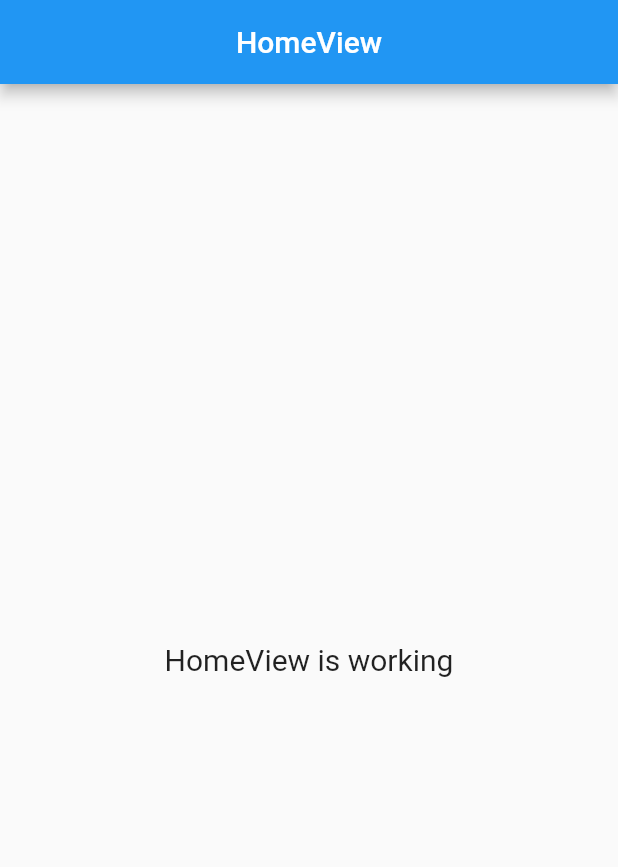
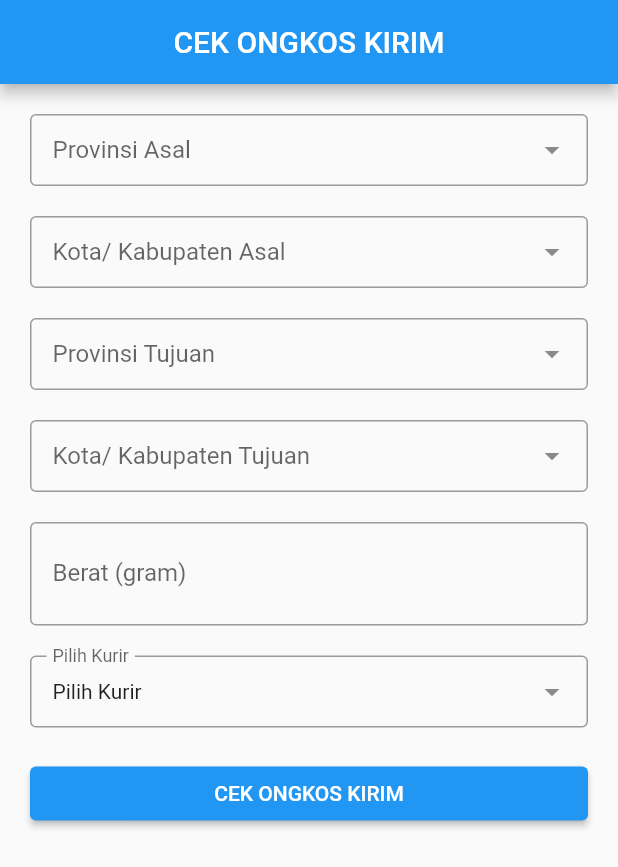
Before and after one commit to syafrialzulmi/flutter_ongkir, a Flutter app: the screen it shows after launch, on a phone screen of 412 x 824 dp. Shown: the top 867 px of the screen. Run offline on Flutter 3.47's test engine with Material 2 defaults, Android fonts, the phone set to English and light mode, and no system bars; drawn by our look-alikes of dropdown_search; our stand-ins replace dio, get.

Commit message:
ongkos kirim apps

```diff
--- /dev/null
+++ b/assets/models/province.json
@@ -0,0 +1,4 @@
+{
+    "province_id": "12",
+    "province": "Kalimantan Barat"
+ }
--- /dev/null
+++ b/lib/app/data/models/city_model.dart
@@ -0,0 +1,44 @@
+class City {
+  String? cityId;
+  String? provinceId;
+  String? province;
+  String? type;
+  String? cityName;
+  String? postalCode;
+
+  City(
+      {this.cityId,
+      this.provinceId,
+      this.province,
+      this.type,
+      this.cityName,
+      this.postalCode});
+
+  City.fromJson(Map<String, dynamic> json) {
+    cityId = json['city_id'];
+    provinceId = json['province_id'];
+    province = json['province'];
+    type = json['type'];
+    cityName = json['city_name'];
+    postalCode = json['postal_code'];
+  }
+
+  Map<String, dynamic> toJson() {
+    final data = <String, dynamic>{};
+    data['city_id'] = cityId;
+    data['province_id'] = provinceId;
+    data['province'] = province;
+    data['type'] = type;
+    data['city_name'] = cityName;
+    data['postal_code'] = postalCode;
+    return data;
+  }
+
+  static List<City> fromJsonList(List? data) {
+    if (data == null || data.length == 0) return [];
+    return data.map((e) => City.fromJson(e)).toList();
+  }
+
+  @override
+  String toString() => cityName!;
+}
--- /dev/null
+++ b/lib/app/data/models/province_model.dart
@@ -0,0 +1,26 @@
+class Province {
+  String? provinceId;
+  String? province;
+
+  Province({this.provinceId, this.province});
+
+  Province.fromJson(Map<String, dynamic> json) {
+    provinceId = json['province_id'];
+    province = json['province'];
+  }
+
+  Map<String, dynamic> toJson() {
+    final data = <String, dynamic>{};
+    data['province_id'] = provinceId;
+    data['province'] = province;
+    return data;
+  }
+
+  static List<Province> fromJsonList(List? data) {
+    if (data == null || data.length == 0) return [];
+    return data.map((e) => Province.fromJson(e)).toList();
+  }
+
+  @override
+  String toString() => province!;
+}
--- a/lib/app/modules/home/views/home_view.dart
+++ b/lib/app/modules/home/views/home_view.dart
@@ -1,22 +1,178 @@
+import 'package:dropdown_search/dropdown_search.dart';
+import 'package:dio/dio.dart';
 import 'package:flutter/material.dart';
 
 import 'package:get/get.dart';
 
 import '../controllers/home_controller.dart';
+import '../../../data/models/province_model.dart';
+import '../../../data/models/city_model.dart';
 
 class HomeView extends GetView<HomeController> {
   @override
   Widget build(BuildContext context) {
     return Scaffold(
       appBar: AppBar(
-        title: Text('HomeView'),
+        title: Text('CEK ONGKOS KIRIM'),
         centerTitle: true,
       ),
-      body: Center(
-        child: Text(
-          'HomeView is working',
-          style: TextStyle(fontSize: 20),
-        ),
+      body: ListView(
+        padding: EdgeInsets.all(20),
+        children: [
+          DropdownSearch<Province>(
+            showSearchBox: true,
+            popupItemBuilder: (context, item, isSelected) => ListTile(
+              title: Text("${item.province}"),
+            ),
+            dropdownSearchDecoration: InputDecoration(
+              labelText: "Provinsi Asal",
+              contentPadding: EdgeInsets.symmetric(vertical: 5, horizontal: 15),
+              border: OutlineInputBorder(),
+            ),
+            onFind: (text) async {
+              var response = await Dio().get(
+                "https://api.rajaongkir.com/starter/province",
+                queryParameters: {"key": "372146ea941c8f928014866aba042c0f"},
+              );
+
+              return Province.fromJsonList(
+                  response.data["rajaongkir"]["results"]);
+            },
+            onChanged: (value) =>
+                controller.provAsalId.value = value?.provinceId ?? "0",
+          ),
+          SizedBox(
+            height: 20,
+          ),
+          DropdownSearch<City>(
+            showSearchBox: true,
+            popupItemBuilder: (context, item, isSelected) => ListTile(
+              title: Text("${item.type} ${item.cityName}"),
+            ),
+            dropdownSearchDecoration: InputDecoration(
+              labelText: "Kota/ Kabupaten Asal",
+              contentPadding: EdgeInsets.symmetric(vertical: 5, horizontal: 15),
+              border: OutlineInputBorder(),
+            ),
+            onFind: (text) async {
+              var response = await Dio().get(
+                "https://api.rajaongkir.com/starter/city?province=${controller.provAsalId}",
+                queryParameters: {"key": "372146ea941c8f928014866aba042c0f"},
+              );
+
+              return City.fromJsonList(response.data["rajaongkir"]["results"]);
+            },
+            onChanged: (value) =>
+                controller.cityAsalId.value = value?.cityId ?? "0",
+          ),
+          SizedBox(
+            height: 20,
+          ),
+          DropdownSearch<Province>(
+            showSearchBox: true,
+            popupItemBuilder: (context, item, isSelected) => ListTile(
+              title: Text("${item.province}"),
+            ),
+            dropdownSearchDecoration: InputDecoration(
+              labelText: "Provinsi Tujuan",
+              contentPadding: EdgeInsets.symmetric(vertical: 5, horizontal: 15),
+              border: OutlineInputBorder(),
+            ),
+            onFind: (text) async {
+              var response = await Dio().get(
+                "https://api.rajaongkir.com/starter/province",
+                queryParameters: {"key": "372146ea941c8f928014866aba042c0f"},
+              );
+
+              return Province.fromJsonList(
+                  response.data["rajaongkir"]["results"]);
+            },
+            onChanged: (value) =>
+                controller.provTujuanId.value = value?.provinceId ?? "0",
+          ),
+          SizedBox(
+            height: 20,
+          ),
+          DropdownSearch<City>(
+            showSearchBox: true,
+            popupItemBuilder: (context, item, isSelected) => ListTile(
+              title: Text("${item.type} ${item.cityName}"),
+            ),
+            dropdownSearchDecoration: InputDecoration(
+              labelText: "Kota/ Kabupaten Tujuan",
+              contentPadding: EdgeInsets.symmetric(vertical: 5, horizontal: 15),
+              border: OutlineInputBorder(),
+            ),
+            onFind: (text) async {
+              var response = await Dio().get(
+                "https://api.rajaongkir.com/starter/city?province=${controller.provTujuanId}",
+                queryParameters: {"key": "372146ea941c8f928014866aba042c0f"},
+              );
+
+              return City.fromJsonList(response.data["rajaongkir"]["results"]);
+            },
+            onChanged: (value) =>
+                controller.cityTujuanId.value = value?.cityId ?? "0",
+          ),
+          SizedBox(
+            height: 20,
+          ),
+          TextField(
+            controller: controller.beratC,
+            autocorrect: false,
+            keyboardType: TextInputType.number,
+            decoration: InputDecoration(
+              labelText: "Berat (gram)",
+              contentPadding:
+                  EdgeInsets.symmetric(vertical: 25, horizontal: 15),
+              border: OutlineInputBorder(),
+            ),
+          ),
+          SizedBox(
+            height: 20,
+          ),
+          DropdownSearch<Map<String, dynamic>>(
+            items: [
+              {
+                "code": "jne",
+                "name": "JNE",
+              },
+              {
+                "code": "pos",
+                "name": "POS Indonesia",
+              },
+              {
+                "code": "tiki",
+                "name": "TIKI",
+              }
+            ],
+            showSearchBox: true,
+            popupItemBuilder: (context, item, isSelected) => ListTile(
+              title: Text("${item['name']}"),
+            ),
+            dropdownSearchDecoration: InputDecoration(
+              labelText: "Pilih Kurir",
+              contentPadding: EdgeInsets.symmetric(vertical: 5, horizontal: 15),
+              border: OutlineInputBorder(),
+            ),
+            dropdownBuilder: (context, selectedItem) =>
+                Text("${selectedItem?['name'] ?? "Pilih Kurir"}"),
+            onChanged: (value) =>
+                controller.codeKurir.value = value?['code'] ?? "",
+          ),
+          SizedBox(
+            height: 20,
+          ),
+          Obx(() => ElevatedButton(
+              onPressed: () {
+                if (controller.isLoading.isFalse) {
+                  controller.cekOngkir();
+                }
+              },
+              child: Text(controller.isLoading.isFalse
+                  ? "CEK ONGKOS KIRIM"
+                  : "LOADING...")))
+        ],
       ),
     );
   }
--- a/pubspec.yaml
+++ b/pubspec.yaml
@@ -3,11 +3,14 @@ version: 1.0.0+1
 publish_to: none
 description: A new Flutter project.
 environment:
-  sdk: '>=2.17.0-125.0.dev <3.0.0'
+  sdk: '>=2.16.1-125.0.dev <3.0.0'
 
 dependencies:
   cupertino_icons: ^1.0.2
   get: 4.6.1
+  dropdown_search: 2.0.1
+  dio: ^4.0.4
+  http: 0.13.4
   flutter:
     sdk: flutter
 
```
Also changed, not shown: assets/models/city.json (added, +8 -0 lines), assets/models/ongkir.json (added, +11 -0 lines), lib/app/data/models/ongkir_model.dart (added, +55 -0 lines), lib/app/modules/home/controllers/home_controller.dart (+72 -14 lines), pubspec.lock, 1 other file.
